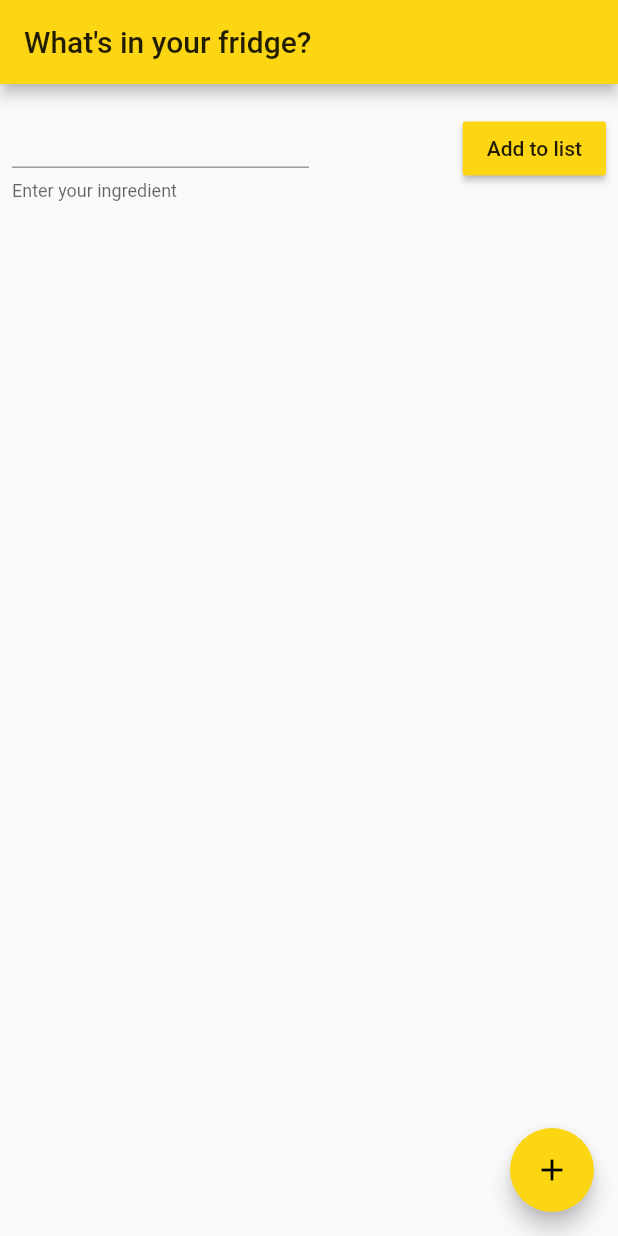
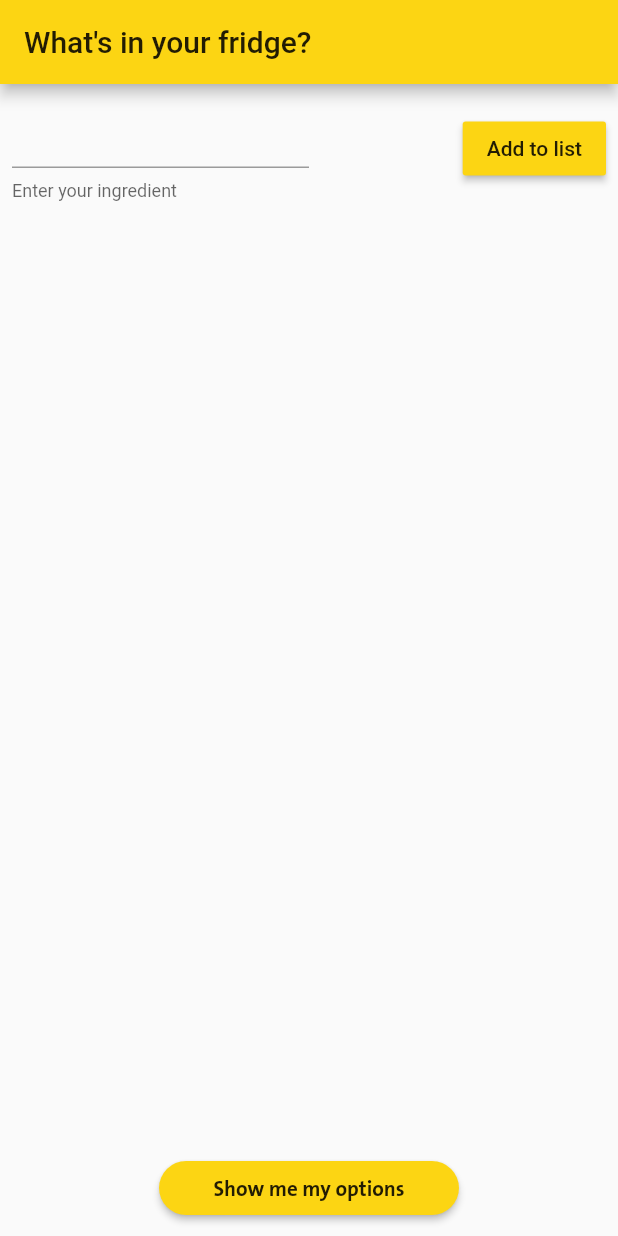
Before and after one commit to jumbo-tech-campus/food-waste, a Flutter app: the screen it shows after launch, on a phone screen of 412 x 824 dp. Run offline on Flutter 3.47's test engine with Material 2 defaults, Android fonts, the phone set to English and light mode, and no system bars.

Commit message:
button is added

```diff
--- a/app/FoodWaste/lib/enter_ingredients_page.dart
+++ b/app/FoodWaste/lib/enter_ingredients_page.dart
@@ -30,8 +30,7 @@ class _EnterIngredientsPageState extends State<EnterIngredientsPage> {
         return AlertDialog(
           // Retrieve the text the that user has entered by using the
           // TextEditingController.
-          content: Text(
-              ingredient + " added to your list."),
+          content: Text(ingredient + " added to your list."),
         );
       },
     );
@@ -54,9 +53,9 @@ class _EnterIngredientsPageState extends State<EnterIngredientsPage> {
                   child: TextField(
                     controller: editTextController,
                     onSubmitted: (text) {
-                        _addIngredient(text);  // Append Text to the list
-                        _clearEditTextArea();     // Clear the Text area
-                        setState(() {});   // Redraw the Stateful Widget
+                      _addIngredient(text); // Append Text to the list
+                      _clearEditTextArea(); // Clear the Text area
+                      setState(() {}); // Redraw the Stateful Widget
                     },
                     decoration:
                         InputDecoration(helperText: "Enter your ingredient"),
@@ -77,27 +76,44 @@ class _EnterIngredientsPageState extends State<EnterIngredientsPage> {
             ),
           ),
           new Expanded(
-                child: new ListView.builder
-                  (
+              child: new ListView.builder(
                   itemCount: _addedIngredients.length,
                   itemBuilder: (BuildContext ctxt, int Index) {
                     return Padding(
                       padding: const EdgeInsets.all(8.0),
                       child: new Text(_addedIngredients[Index]),
                     );
-                    }
+                  })),
+          Column(children: <Widget>[
+            Padding(
+              padding: const EdgeInsets.all(8.0),
+              child: MaterialButton(
+                height: 36,
+                minWidth: 200,
+                color: JumboUI.yellowColor,
+                onPressed: () => {
+
+
+
+
+
+                },
+                child: Text(
+                  "Show me my options",
+                  style: new TextStyle(
+                    fontFamily: 'JumboTheSans-Bold',
+                    fontSize: 14.0,
+                  ),
+                ),
+                shape: RoundedRectangleBorder(
+                  borderRadius: new BorderRadius.circular(18.0),
+                ),
+              ),
             )
-            )
+          ])
         ],
       ),
-        floatingActionButton: FloatingActionButton(
-          onPressed: () {
-            _showConfirmationAlertDialog(editTextController.text);
-          },
-          tooltip: 'Increment',
-          child: Icon(Icons.add),
-          backgroundColor: JumboUI.yellowColor,
-        ));
+    );
   }
 
   @override
```
Lines whose indentation alone changed are shown as unchanged.
